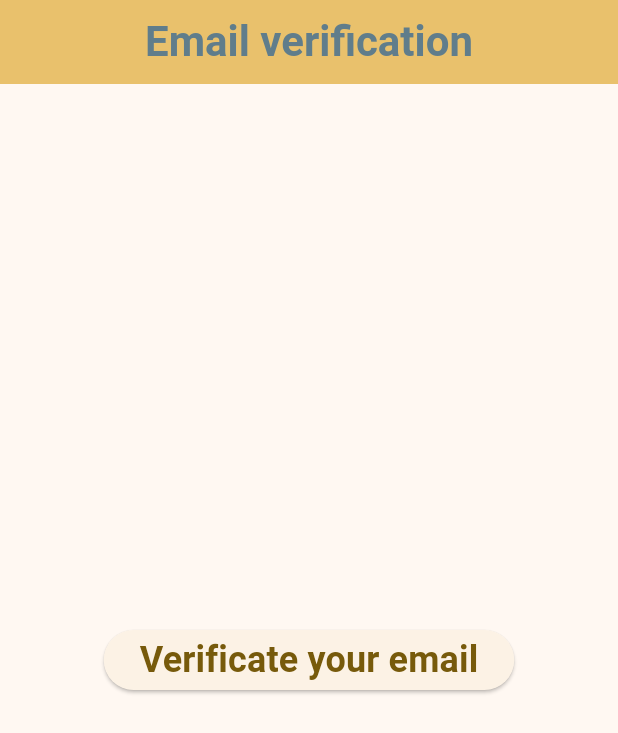
After one commit to MikhailGlukhov/my_repo, a Flutter app: the EmailVerification screen opened directly, after a tap on "Verificate your email", on a phone screen of 412 x 824 dp. The commit adds this screen. Shown: the top 733 px of the screen. Run offline on Flutter 3.47's test engine with Material 3 defaults, Android fonts, the phone set to English and light mode, and no system bars; our stand-ins replace cloud_firestore, dio, firebase_auth, firebase_core, flutter_secure_storage, flutter_slidable and 3 more; accounts and stored records are empty; network calls fail.

Commit message:
Add email verification

```diff
--- /dev/null
+++ b/to_do_app/lib/presentation/email_verification.dart
@@ -0,0 +1,25 @@
+import 'package:flutter/material.dart';
+import 'package:to_do_app/sevices/auth.dart';
+
+class EmailVerification extends StatelessWidget {
+  const EmailVerification({super.key});
+
+  @override
+  Widget build(BuildContext context) {
+    return Scaffold(
+      appBar: AppBar(
+        title: const Text('Email verification'),
+        centerTitle: true,
+        backgroundColor: Theme.of(context).colorScheme.inversePrimary,
+      ),
+      body:  Center(
+        child: ElevatedButton(
+            onPressed: () {Auth().emailVerification();},
+            child: const Text(
+              'Verificate your email',
+              style: TextStyle(fontSize: 24, fontWeight: FontWeight.bold),
+            )),
+      ),
+    );
+  }
+}
--- a/to_do_app/lib/sevices/auth.dart
+++ b/to_do_app/lib/sevices/auth.dart
@@ -2,6 +2,7 @@ import 'package:firebase_auth/firebase_auth.dart';
 
 import 'package:flutter/material.dart';
 import 'package:fluttertoast/fluttertoast.dart';
+import 'package:to_do_app/presentation/email_verification.dart';
 import 'package:to_do_app/presentation/task_list_widget.dart';
 
 class Auth {
@@ -20,12 +21,17 @@ class Auth {
       await _firebaseAuth.signInWithEmailAndPassword(
         email: email,
         password: password,
-      );
+      ); if(currentUser!.emailVerified){
        Navigator.pushReplacement(
           context,
           MaterialPageRoute(
             builder: (context) => const TaskListWidget(),
-          ));
+          ));} else {
+             Fluttertoast.showToast(
+          msg: 'Verificate your email please',
+          gravity: ToastGravity.SNACKBAR,
+          toastLength: Toast.LENGTH_LONG);
+          }
 
     } on FirebaseAuthException catch (e) {
       String message = '';
@@ -55,7 +61,7 @@ class Auth {
       Navigator.pushReplacement(
           context,
           MaterialPageRoute(
-            builder: (context) => const TaskListWidget(),
+            builder: (context) => const EmailVerification(),
           ));
     } on FirebaseAuthException catch (e) {
       String message = '';
@@ -81,6 +87,16 @@ class Auth {
         toastLength: Toast.LENGTH_LONG);
   }
 
+  Future<void> emailVerification() async{
+    await _firebaseAuth.currentUser?.sendEmailVerification();
+    Fluttertoast.showToast(
+        msg: 'We send you email. Please check your mail',
+        gravity: ToastGravity.CENTER,
+        toastLength: Toast.LENGTH_LONG);
+  }
+
+
+
   Future<void> signOut() async {
     await _firebaseAuth.signOut();
   }
```
Also changed, not shown: to_do_app/lib/presentation/authtorisation_widget.dart (+11 -3 lines), to_do_app/lib/presentation/login_screen.dart (+6 -9 lines).
